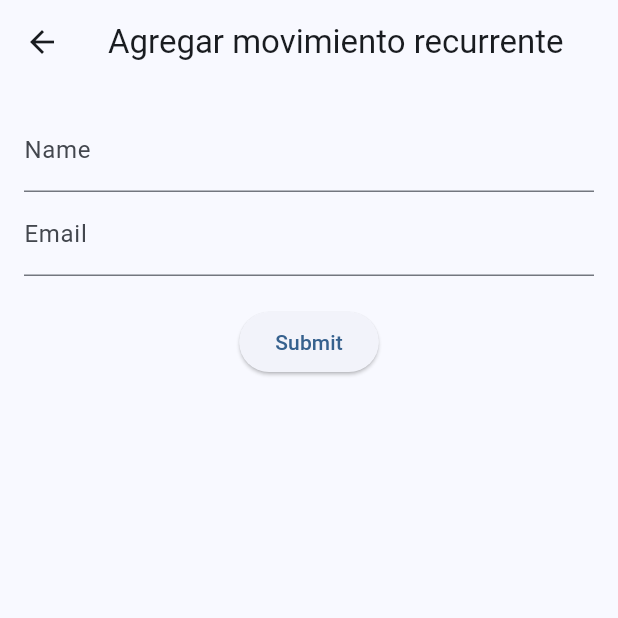
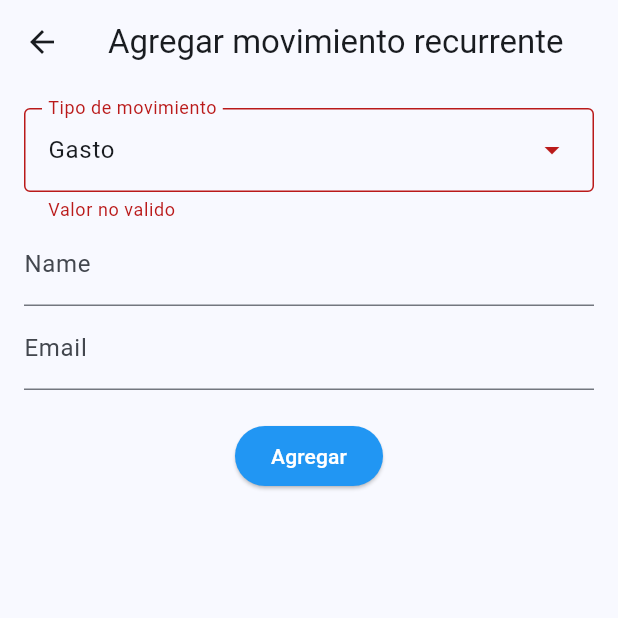
Before and after one commit to jquevedo1196/money_follower, a Flutter app: the screen it shows after launch, after a tap on the "add" icon, on a phone screen of 412 x 824 dp, the top half of it. Run offline on Flutter 3.47's test engine with Material 3 defaults, Android fonts, the phone set to English and light mode, and no system bars; our stand-ins replace auto_size_text; missing offline and left inert: dart:ffi.

Commit message:
Se agrega drop down menu a la pantalla de agregar movimiento

```diff
--- /dev/null
+++ b/lib/enums/recurring_movement_type.dart
@@ -0,0 +1,11 @@
+import 'package:flutter/material.dart';
+
+
+enum RecurringMovementType {
+  income('Ingreso', Icons.brush_outlined),
+  outbound('Gasto', Icons.favorite);
+
+  const RecurringMovementType(this.label, this.icon);
+  final String label;
+  final IconData icon;
+}
--- a/lib/pages/add_recurring_movement_page.dart
+++ b/lib/pages/add_recurring_movement_page.dart
@@ -1,7 +1,9 @@
 import 'package:flutter/material.dart';
+import 'package:money_follower/enums/recurring_movement_type.dart';
 
 class AddRecurringMovementPage extends StatelessWidget {
   static const String id = "add_recurring_movements_page";
+
   const AddRecurringMovementPage({super.key});
 
   @override
@@ -16,31 +18,27 @@ class AddRecurringMovementPage extends StatelessWidget {
           'Agregar movimiento recurrente',
         ),
       ),
-      body: FormExample(),
+      body: AddMovementForm(),
     );
   }
 }
 
-class FormExample extends StatefulWidget {
-  const FormExample({super.key});
+class AddMovementForm extends StatefulWidget {
+  const AddMovementForm({super.key});
 
   @override
-  State<FormExample> createState() => _FormExampleState();
+  State<AddMovementForm> createState() => _AddMovementFormState();
 }
 
-class _FormExampleState extends State<FormExample> {
+class _AddMovementFormState extends State<AddMovementForm> {
   final GlobalKey<FormState> _formKey = GlobalKey<FormState>();
 
-  String _name = ''; // Variable to store the entered name
-  String _email = ''; // Variable to store the entered email
+  String _name = '';
+  String _email = '';
 
   void _submitForm() {
-    // Check if the form is valid
     if (_formKey.currentState!.validate()) {
-      _formKey.currentState!.save(); // Save the form data
-      // You can perform actions with the form data here and extract the details
-      print('Name: $_name'); // Print the name
-      print('Email: $_email'); // Print the email
+      _formKey.currentState!.save();
     }
   }
 
@@ -49,11 +47,41 @@ class _FormExampleState extends State<FormExample> {
     return Form(
       key: _formKey, // Associate the form key with this Form widget
       child: Padding(
-        padding: EdgeInsets.all(16.0),
+        padding: const EdgeInsets.all(16.0),
         child: Column(
           children: <Widget>[
+            Row(
+              children: [
+                Expanded(
+                  flex: 100,
+                  child: DropdownMenu<RecurringMovementType>(
+                    expandedInsets: EdgeInsets.zero,
+                    enableSearch: false,
+                    enableFilter: false,
+                    errorText: "Valor no valido",
+                    initialSelection: RecurringMovementType.outbound,
+                    label: const Text('Tipo de movimiento'),
+                    requestFocusOnTap: true,
+                    dropdownMenuEntries: RecurringMovementType.values
+                        .map<DropdownMenuEntry<RecurringMovementType>>(
+                            (RecurringMovementType movementType) {
+                      return DropdownMenuEntry<RecurringMovementType>(
+                        value: movementType,
+                        label: movementType.label,
+                      );
+                    }).toList(),
+                    onSelected: (element) {
+                      setState(() {
+
+                      });
+                    },
+                  ),
+                ),
+              ],
+            ),
             TextFormField(
-              decoration: InputDecoration(labelText: 'Name'), // Label for the name field
+              decoration: const InputDecoration(labelText: 'Name'),
+              // Label for the name field
               validator: (value) {
                 // Validation function for the name field
                 if (value!.isEmpty) {
@@ -66,7 +94,8 @@ class _FormExampleState extends State<FormExample> {
               },
             ),
             TextFormField(
-              decoration: InputDecoration(labelText: 'Email'), // Label for the email field
+              decoration: const InputDecoration(labelText: 'Email'),
+              // Label for the email field
               validator: (value) {
                 // Validation function for the email field
                 if (value!.isEmpty) {
@@ -79,10 +108,14 @@ class _FormExampleState extends State<FormExample> {
                 _email = value!; // Save the entered email
               },
             ),
-            SizedBox(height: 20.0),
+            const SizedBox(height: 20.0),
             ElevatedButton(
-              onPressed: _submitForm, // Call the _submitForm function when the button is pressed
-              child: Text('Submit'), // Text on the button
+              onPressed: _submitForm,
+              style: ElevatedButton.styleFrom(backgroundColor: Colors.blue),
+              child: const Text(
+                'Agregar',
+                style: TextStyle(color: Colors.white),
+              ),
             ),
           ],
         ),
--- a/lib/pages/recurring_movements_page.dart
+++ b/lib/pages/recurring_movements_page.dart
@@ -5,6 +5,7 @@ import '../widgets/recurring_movements_card.dart';
 
 class RecurringMovements extends StatelessWidget {
   static const String id = "recurring_movements_page";
+
   const RecurringMovements({super.key});
 
   @override
@@ -50,7 +51,10 @@ class RecurringMovements extends StatelessWidget {
           Navigator.pushNamed(context, AddRecurringMovementPage.id);
         },
         tooltip: 'Agregar movimiento recurrente',
-        child: const Icon(Icons.add),
+        child: const Icon(
+          Icons.add,
+          color: Colors.white,
+        ),
       ),
     );
   }
```
